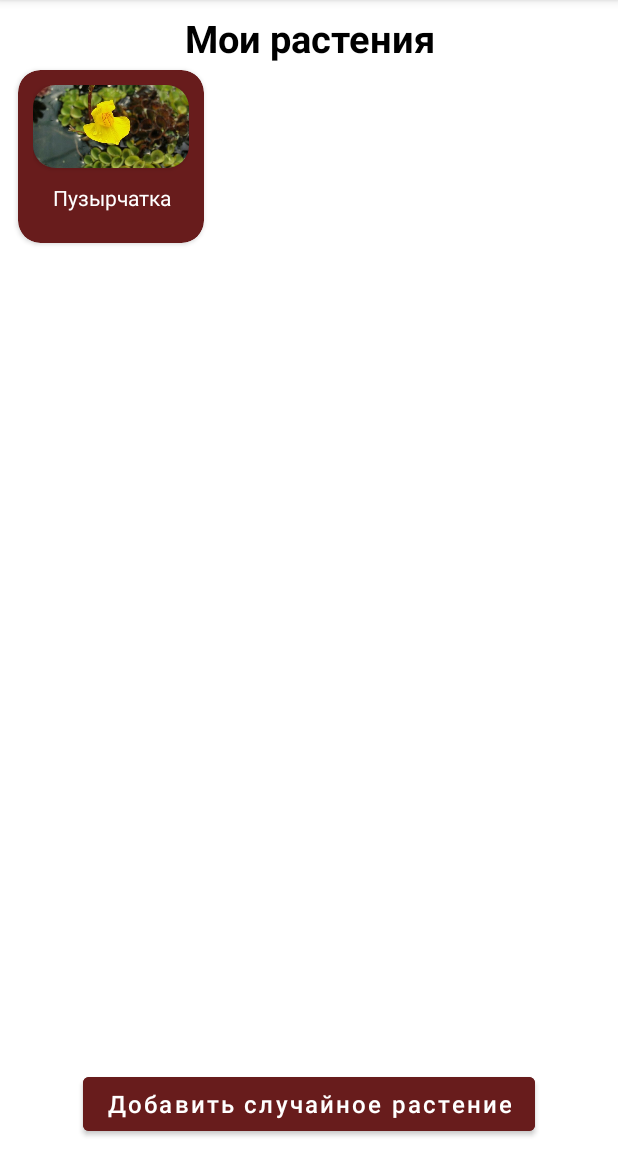
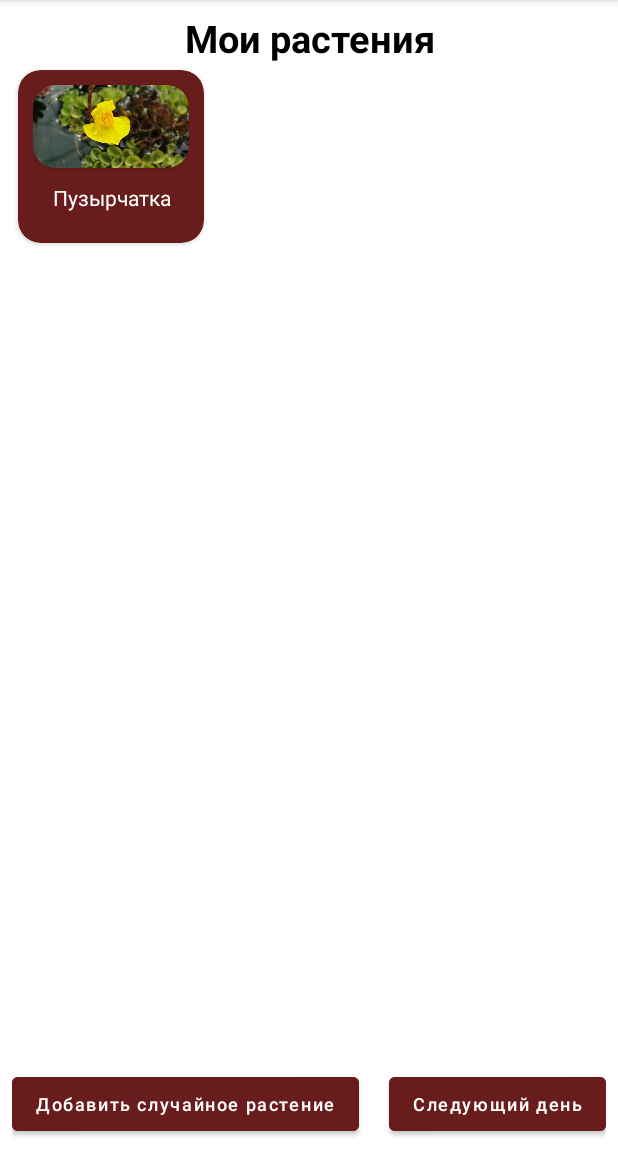
Before and after one commit to lealpy/Plant-Book, an Android app: the screen it shows after launch (StartActivity), after a tap on "Добавить случайное растение", on a phone screen of 412 x 824 dp, the part 84-1236 px from its top. Run offline under Robolectric (Android 15) with nearby library versions, the phone set to English and light mode, and no system bars.

Commit message:
Plant Book

```diff
--- a/app/src/main/java/com/example/plantsbook/activities/StartActivity.kt
+++ b/app/src/main/java/com/example/plantsbook/activities/StartActivity.kt
@@ -25,8 +25,13 @@ class StartActivity : AppCompatActivity() {
     companion object {
         const val GARDEN_FRAGMENT_NAME = "GardenFragment"
         const val PLANT_INFO_FRAGMENT_NAME = "PlantInfoFragment"
+
         const val SPAN_COUNT_PORTRAIT = 3
         const val SPAN_COUNT_LANDSCAPE = 5
+
+        const val PROBABILITY_IS_NOT_WATERED = 0.2
+        const val PROBABILITY_IS_LEAVES_FALLEN = 0.05
+        const val PROBABILITY_IS_INSECTS_ATTACKED = 0.05
     }
 
     lateinit var binding: ActivityStartBinding
@@ -54,7 +59,7 @@ class StartActivity : AppCompatActivity() {
             true
         }
 
-        //При запуске приложения сразу открываем фрагмент
+        //При запуске приложения сразу открываем фрагмент (по умолчанию в LiveData стоит GARDEN_FRAGMENT_NAME
         dataModel.fragmentNameLiveData.observe(this, {
             when(it) {
                 GARDEN_FRAGMENT_NAME -> {
--- a/app/src/main/java/com/example/plantsbook/classes/Plant.kt
+++ b/app/src/main/java/com/example/plantsbook/classes/Plant.kt
@@ -1,3 +1,12 @@
 package com.example.plantsbook.classes
 
-data class Plant(val name : String, val imageID : Int, val description: String = "")
+data class Plant(val name : String, val imageID : Int, val description: String = "") {
+    var isNotWatered = false
+    var isLeavesFallen = false
+    var isInsectsAttacked = false
+
+    fun isTriggered () : Boolean {
+        return isNotWatered || isLeavesFallen || isInsectsAttacked
+    }
+
+}
--- a/app/src/main/java/com/example/plantsbook/classes/PlantAdapter.kt
+++ b/app/src/main/java/com/example/plantsbook/classes/PlantAdapter.kt
@@ -22,6 +22,9 @@ class PlantAdapter : RecyclerView.Adapter<PlantAdapter.PlantHolder>() {
         fun toBind (plant : Plant) {
             binding.plantItemImage.setImageResource(plant.imageID)
             binding.plantItemTitle.text = plant.name
+            if (plant.isTriggered()) {
+                binding.indicatorItemImage.setImageResource(R.drawable.ic_baseline_fiber_manual_record_24)
+            }
         }
     }
 
--- a/app/src/main/res/drawable/ic_baseline_fiber_manual_record_24.xml
+++ b/app/src/main/res/drawable/ic_baseline_fiber_manual_record_24.xml
@@ -1,10 +1,5 @@
-<vector xmlns:android="http://schemas.android.com/apk/res/android"
-    android:width="24dp"
-    android:height="24dp"
-    android:viewportWidth="24"
-    android:viewportHeight="24"
-    android:tint="?attr/colorControlNormal">
-  <path
-      android:fillColor="@android:color/white"
-      android:pathData="M12,12m-8,0a8,8 0,1 1,16 0a8,8 0,1 1,-16 0"/>
+<vector android:height="24dp" android:tint="#E3A40B"
+    android:viewportHeight="24" android:viewportWidth="24"
+    android:width="24dp" xmlns:android="http://schemas.android.com/apk/res/android">
+    <path android:fillColor="@android:color/white" android:pathData="M12,12m-8,0a8,8 0,1 1,16 0a8,8 0,1 1,-16 0"/>
 </vector>
--- a/app/src/main/res/layout-land/fragment_garden.xml
+++ b/app/src/main/res/layout-land/fragment_garden.xml
@@ -51,7 +51,22 @@
             android:textSize="16sp"
             app:layout_constraintBottom_toBottomOf="parent"
             app:layout_constraintEnd_toEndOf="parent"
-            app:layout_constraintStart_toStartOf="parent" />
+            app:layout_constraintStart_toStartOf="parent"
+            app:layout_constraintHorizontal_bias="0.0"/>
+
+        <Button
+            android:id="@+id/buttonNextDay"
+            android:layout_width="wrap_content"
+            android:layout_height="wrap_content"
+            android:backgroundTint="@color/dark_red"
+            android:text="@string/next_day"
+            android:textAllCaps="false"
+            android:textColor="@color/white"
+            android:textSize="16sp"
+            app:layout_constraintBottom_toBottomOf="parent"
+            app:layout_constraintEnd_toEndOf="parent"
+            app:layout_constraintStart_toStartOf="parent"
+            app:layout_constraintHorizontal_bias="1.0"/>
 
     </androidx.constraintlayout.widget.ConstraintLayout>
 
--- a/app/src/main/res/layout/fragment_garden.xml
+++ b/app/src/main/res/layout/fragment_garden.xml
@@ -48,10 +48,25 @@
             android:text="@string/add_random_plant"
             android:textAllCaps="false"
             android:textColor="@color/white"
-            android:textSize="16sp"
+            android:textSize="12sp"
             app:layout_constraintBottom_toBottomOf="parent"
             app:layout_constraintEnd_toEndOf="parent"
-            app:layout_constraintStart_toStartOf="parent" />
+            app:layout_constraintStart_toStartOf="parent"
+            app:layout_constraintHorizontal_bias="0.0"/>
+
+        <Button
+            android:id="@+id/buttonNextDay"
+            android:layout_width="wrap_content"
+            android:layout_height="wrap_content"
+            android:backgroundTint="@color/dark_red"
+            android:text="@string/next_day"
+            android:textAllCaps="false"
+            android:textColor="@color/white"
+            android:textSize="12sp"
+            app:layout_constraintBottom_toBottomOf="parent"
+            app:layout_constraintEnd_toEndOf="parent"
+            app:layout_constraintStart_toStartOf="parent"
+            app:layout_constraintHorizontal_bias="1.0"/>
 
     </androidx.constraintlayout.widget.ConstraintLayout>
 
--- a/app/src/main/res/layout/plant_item.xml
+++ b/app/src/main/res/layout/plant_item.xml
@@ -41,6 +41,13 @@
 
              </androidx.cardview.widget.CardView>
 
+            <ImageView
+                android:id="@+id/indicatorItemImage"
+                tools:srcCompat="@drawable/ic_baseline_fiber_manual_record_24"
+                android:layout_width="wrap_content"
+                android:layout_height="wrap_content"
+                android:layout_gravity="center"/>
+
             <TextView
                 android:id="@+id/plantItemTitle"
                 android:layout_width="match_parent"
--- a/app/src/main/res/values/strings.xml
+++ b/app/src/main/res/values/strings.xml
@@ -21,5 +21,6 @@
     <string name="sarracenia">Саррацения</string>
     <string name="puzirchatka">Пузырчатка</string>
     <string name="darlingtonia">Дарлингтония</string>
+    <string name="next_day">Следующий день</string>
 
 </resources>
```
Also changed, not shown: app/src/main/java/com/example/plantsbook/classes/RecyclerItemClickListener.kt (added, +32 -0 lines), app/src/main/java/com/example/plantsbook/fragments/GardenFragment.kt (+79 -6 lines).
